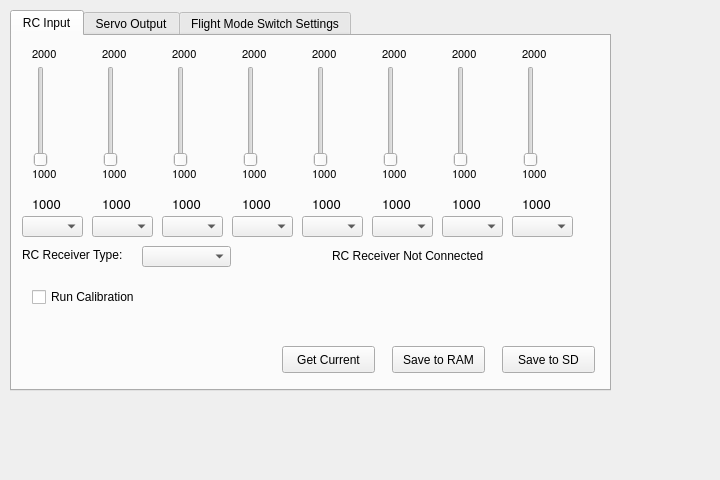
openpilot/OpenPilot, file ground/src/plugins/config/settingswidget.ui: the form before one commit.
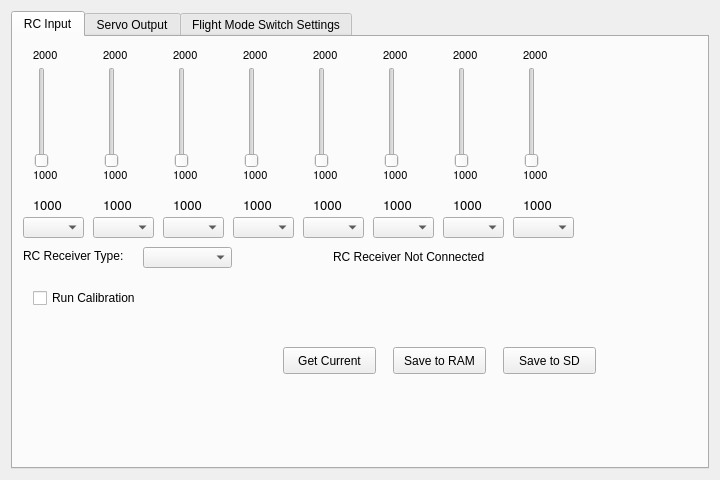
The form after the commit. The open tabs and pages were chosen to show the change.

Commit message: OP-233 Start reorganizing the UI for AHRS config, since it is becoming way to busy with all the calibration capabilities. Now using tabs, let me know if you like it. This is a work in progress.

Diff of the .ui file:
```diff
--- a/ground/src/plugins/config/settingswidget.ui
+++ b/ground/src/plugins/config/settingswidget.ui
@@ -13,15 +13,9 @@
   <property name="windowTitle">
    <string>Form</string>
   </property>
+  <layout class="QVBoxLayout" name="verticalLayout">
+   <item>
   <widget class="QTabWidget" name="tabWidget">
-   <property name="geometry">
-    <rect>
-     <x>10</x>
-     <y>10</y>
-     <width>601</width>
-     <height>381</height>
-    </rect>
-   </property>
    <property name="currentIndex">
     <number>2</number>
    </property>
@@ -2774,6 +2768,8 @@
     </widget>
    </widget>
   </widget>
+   </item>
+  </layout>
  </widget>
  <tabstops>
   <tabstop>tabWidget</tabstop>
```
Left out of the diff: 2 changed lines with no effect on the pictures. Lines whose indentation alone changed are shown as unchanged. The commit also changes 1 other file.
